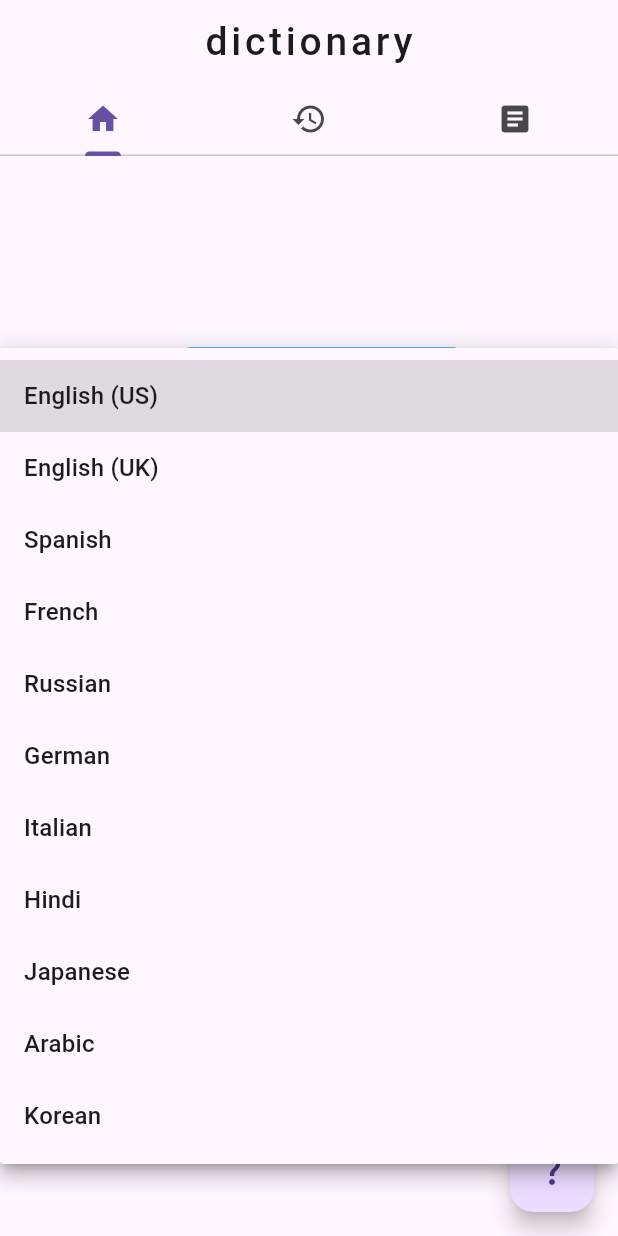
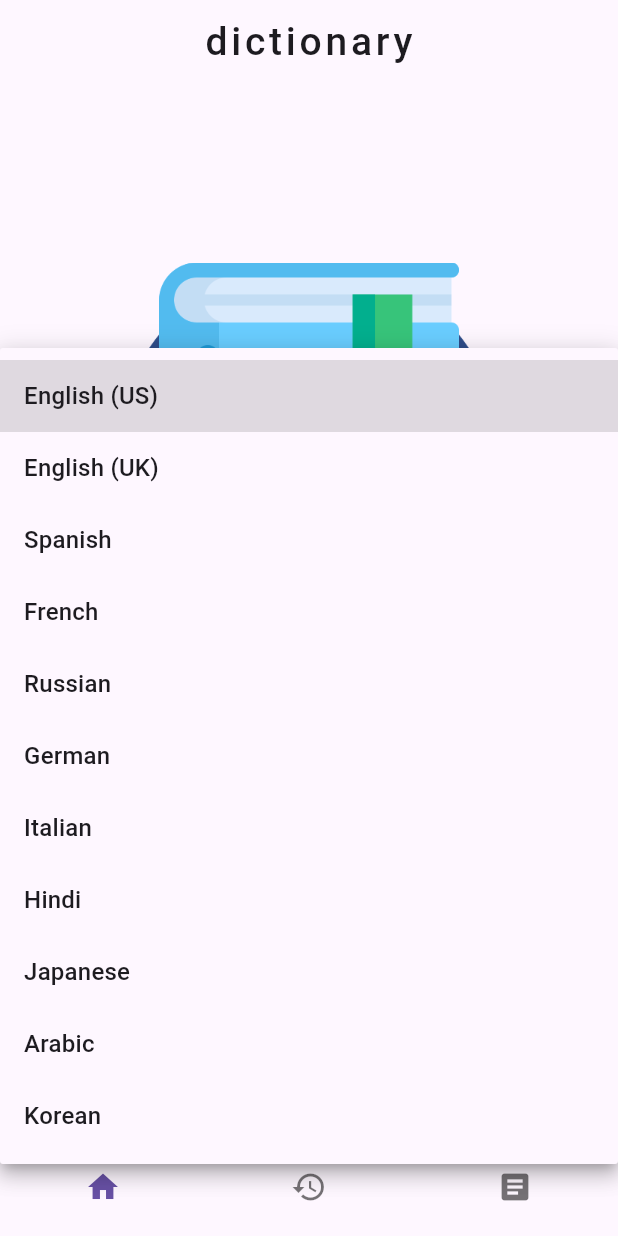
Before and after one commit to danger-ahead/flutter_dictionary, a Flutter app: the screen it shows after launch, after a tap on "Language", on a phone screen of 412 x 824 dp. Run offline on Flutter 3.47's test engine with Material 2 defaults, Android fonts, the phone set to English and light mode, and no system bars; our stand-ins replace audioplayers, cached_network_image, flutter_riverpod, google_fonts, package_info_plus, share_plus and 1 more; accounts and stored records are empty; network calls fail.

Commit message:
Feature/NavigationBarImplimentation (#13)
* Buttom Navigation Bar Added

* Screenshots Added and Updated version of pubspec.lock

* Update providers.dart

```diff
--- a/lib/providers.dart
+++ b/lib/providers.dart
@@ -20,11 +20,9 @@ final randomWordsFutureProvider = FutureProvider.autoDispose(
 final packageInfoFutureProvider = FutureProvider.autoDispose((ref) =>
     ref.watch(packageInfoRepositoryController.notifier).getPackageInfo(ref));
 
-final tabControllerProvider =
-    Provider.autoDispose((ref) => ref.watch(tabController.notifier));
-
 final customDropDownProvider =
     Provider.autoDispose((ref) => ref.watch(customDropDownController.notifier));
 
 final primaryViewProvider =
     Provider.autoDispose((ref) => ref.watch(primaryViewController.notifier));
+final navController = StateProvider.autoDispose((ref) => 0);
--- a/lib/ui/components/home/previous_words_view.dart
+++ b/lib/ui/components/home/previous_words_view.dart
@@ -161,7 +161,8 @@ class PreviousWordsView extends StatelessWidget {
                   .read(wordsRepositoryController.notifier)
                   .deleteAllSavedWords(ref);
             },
-          )
+          ),
+          SizedBox(height: 5)
         ],
       );
     });
--- a/lib/ui/components/home/primary_view.dart
+++ b/lib/ui/components/home/primary_view.dart
@@ -52,9 +52,7 @@ class PrimaryView extends StatelessWidget {
                             },
                             labelText: "Language",
                             controller: fetchWordsRepositoryCtrl.language),
-                        SizedBox(
-                          height: 10.0,
-                        ),
+                        SizedBox(height: 10),
                         TextFormField(
                           controller: fetchWordsRepositoryCtrl.word,
                           textInputAction: TextInputAction.search,
@@ -94,6 +92,7 @@ class PrimaryView extends StatelessWidget {
                                 : null,
                           ),
                         ),
+                        const SizedBox(height: 5),
                       ],
                     ),
                   ),
--- a/lib/ui/home.dart
+++ b/lib/ui/home.dart
@@ -1,6 +1,5 @@
 import 'package:flutter/material.dart';
 import 'package:flutter_dictionary/constants/strings.dart';
-import 'package:flutter_dictionary/controllers/tab_controller.dart';
 import 'package:flutter_dictionary/providers.dart';
 import 'package:flutter_dictionary/ui/components/home/previous_words_view.dart';
 import 'package:flutter_dictionary/ui/components/home/about_view.dart';
@@ -12,11 +11,8 @@ class Home extends StatelessWidget {
   @override
   Widget build(BuildContext context) {
     return Consumer(builder: (context, ref, _) {
-      final tabIndex = ref.watch(tabControllerProvider);
-
-      return DefaultTabController(
-          length: 3,
-          child: Scaffold(
+      final navIndex = ref.watch(navController);
+      return Scaffold(
         appBar: AppBar(
           title: Text(
             "dictionary",
@@ -27,27 +23,26 @@ class Home extends StatelessWidget {
             ),
           ),
           centerTitle: true,
-              bottom: TabBar(
-                tabs: [
-                  Tab(
-                    icon: Icon(Icons.home),
         ),
-                  Tab(
-                    icon: Icon(Icons.history),
-                  ),
-                  Tab(
-                    icon: Icon(Icons.article),
-                  ),
+        bottomNavigationBar: BottomNavigationBar(
+          showUnselectedLabels: false,
+          showSelectedLabels: false,
+          items: const <BottomNavigationBarItem>[
+            BottomNavigationBarItem(icon: Icon(Icons.home), label: ''),
+            BottomNavigationBarItem(icon: Icon(Icons.history), label: ''),
+            BottomNavigationBarItem(icon: Icon(Icons.article), label: '')
           ],
+          currentIndex: navIndex,
           onTap: (value) {
-                  tabIndex.setTabIndex(value);
+            ref.read(navController.notifier).update((state) => value);
           },
         ),
-            ),
-            body: TabBarView(
-              children: [PrimaryView(), PreviousWordsView(), AboutView()],
-            ),
-            floatingActionButton: ref.watch(tabController) == 0
+        body: <Widget>[
+          PrimaryView(),
+          PreviousWordsView(),
+          AboutView(),
+        ][navIndex],
+        floatingActionButton: navIndex == 0
             ? FloatingActionButton(
                 onPressed: () {
                   Navigator.pushNamed(context, StringConstants.randomRoute);
@@ -55,7 +50,7 @@ class Home extends StatelessWidget {
                 child: Icon(Icons.question_mark),
               )
             : null,
-          ));
+      );
     });
   }
 }
```
Also changed, not shown: images/Screenshot_11.png (added), images/Screenshot_12.png (added), images/Screenshot_13.png (added), pubspec.lock. Lines whose indentation alone changed are shown as unchanged.
